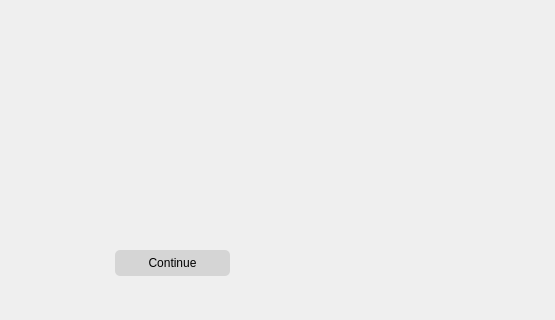
The window that app/src/views/mapview.ui (minorleaguegrayonassociates/GrayonSlam) describes before a commit, drawn with Qt 5; both pictures show x 155 to 710 and y 280 to 600 of the 710 by 600 pixel window.
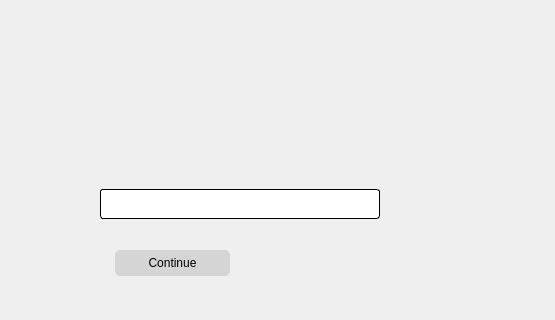
The same window after the commit. Icons and pictures are not drawn.

Commit message:
Add label that shows distance when in map view, preview has the abili… (#83)
…ty to show the total distance of a trip

Closes #(issue)

### Key features
* Only show's total distance in preview mode for mapView

### Future Improvements
* none

### Notes

Diff of the .ui file:
```diff
--- a/app/src/views/mapview.ui
+++ b/app/src/views/mapview.ui
@@ -16,6 +16,15 @@
   <property name="styleSheet">
    <string notr="true">QWidget#map_widget {
 border-image: url(:/res/map_background.png) 0 0 0 0 strech strech;
+}
+
+QLabel#distanceLabel {
+background-color: white;
+border-radius: 3px;
+border: 1px solid black;
+font-size: 14;
+font: bold;
+color:black;
 }</string>
   </property>
   <widget class="QWidget" name="map_widget" native="true">
@@ -27,6 +36,22 @@
      <height>399</height>
     </rect>
    </property>
+   <widget class="QLabel" name="distanceLabel">
+    <property name="geometry">
+     <rect>
+      <x>255</x>
+      <y>369</y>
+      <width>280</width>
+      <height>30</height>
+     </rect>
+    </property>
+    <property name="text">
+     <string/>
+    </property>
+    <property name="alignment">
+     <set>Qt::AlignCenter</set>
+    </property>
+   </widget>
   </widget>
   <widget class="QPushButton" name="continueToNext">
    <property name="geometry">
```
The commit also changes 5 other files.
